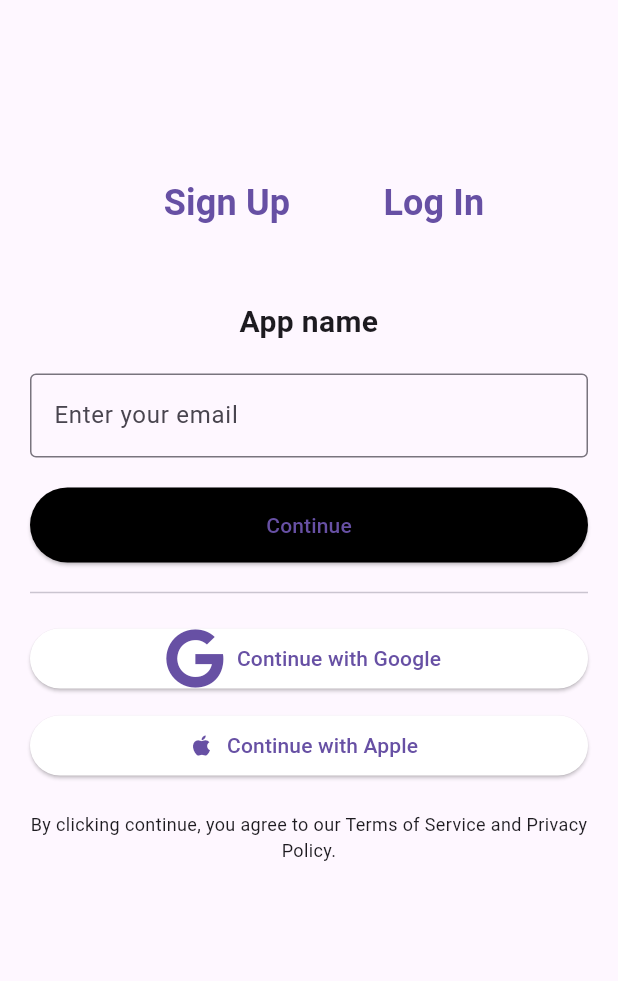
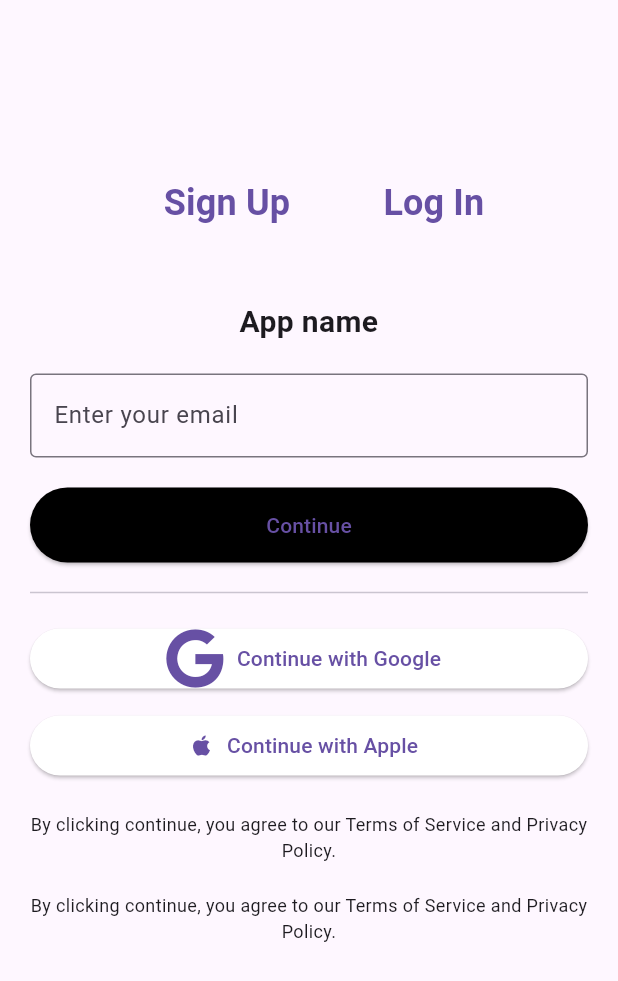
Before and after one commit to N-niche/4_thz_ngu, a Flutter app: the screen it shows after launch, on a phone screen of 412 x 824 dp. Shown: the top 981 px of the screen. Run offline on Flutter 3.47's test engine with Material 3 defaults, Android fonts, the phone set to English and light mode, and no system bars; our stand-ins replace font_awesome_flutter.

Commit message:
add some code

```diff
--- a/lib/page/home/Sign_Up.dart
+++ b/lib/page/home/Sign_Up.dart
@@ -80,6 +80,12 @@ class SignUp extends StatelessWidget {
                 style: TextStyle(fontSize: 12),
                 textAlign: TextAlign.center,
               ),
+              SizedBox(height: 20),
+              Text(
+                'By clicking continue, you agree to our Terms of Service and Privacy Policy.',
+                style: TextStyle(fontSize: 12),
+                textAlign: TextAlign.center,
+              ),
             ],
           ),
         ),
```
